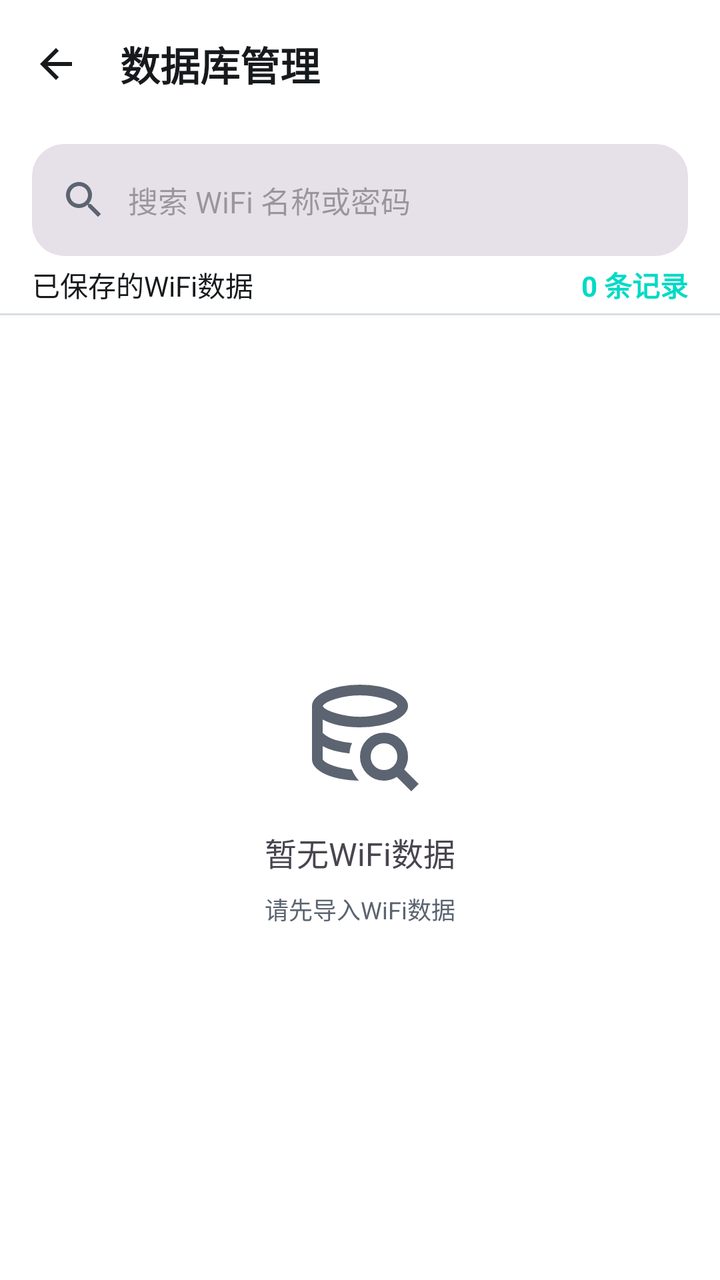
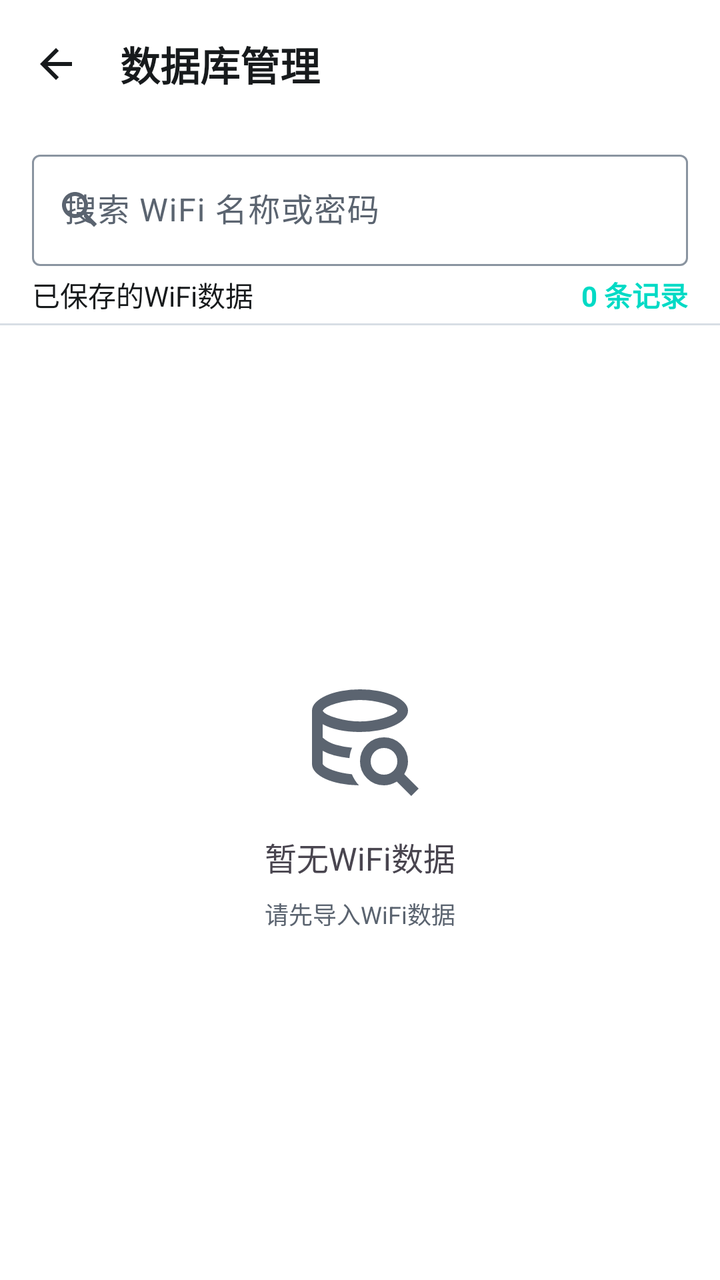

An Android layout rendered at two revisions. The XML below is the earlier revision; the diff shows what the commit changed to produce the second picture.
<!-- AndroidManifest.xml: application theme Theme.NetworkTool -->
<!-- res/layout/activity_wifi_database.xml -->
<?xml version="1.0" encoding="utf-8"?>
<LinearLayout xmlns:android="http://schemas.android.com/apk/res/android"
    xmlns:app="http://schemas.android.com/apk/res-auto"
    android:layout_width="match_parent"
    android:background="?attr/colorSurface"
    android:layout_height="match_parent"
    android:orientation="vertical"
    android:fitsSystemWindows="true">

    <com.google.android.material.appbar.MaterialToolbar
        android:id="@+id/toolbar"
        android:layout_width="match_parent"
        android:layout_height="?attr/actionBarSize"
        android:background="@android:color/transparent"
        android:elevation="0dp"
        app:title="数据库管理"
        app:titleTextColor="?attr/colorOnSurface"
        app:navigationIconTint="?attr/colorOnSurface"
        app:navigationIcon="@drawable/ic_arrow_back" />

    
    <com.google.android.material.card.MaterialCardView
        style="@style/Widget.NetworkTool.Card"
        android:layout_width="match_parent"
        android:layout_height="wrap_content"
        android:layout_marginStart="@dimen/page_margin"
        android:layout_marginTop="@dimen/space_2"
        android:layout_marginEnd="@dimen/page_margin"
        app:cardElevation="0dp">

        <LinearLayout
            android:layout_width="match_parent"
            android:layout_height="56dp"
            android:gravity="center_vertical"
            android:orientation="horizontal"
            android:paddingStart="12dp"
            android:paddingEnd="6dp">

            <ImageView
                android:layout_width="24dp"
                android:layout_height="24dp"
                android:layout_marginStart="2dp"
                android:contentDescription="@null"
                android:src="@drawable/ic_search"
                app:tint="?attr/colorOnSurfaceVariant" />

            <EditText
                android:id="@+id/searchEditText"
                android:layout_width="0dp"
                android:layout_height="match_parent"
                android:layout_marginStart="10dp"
                android:layout_marginEnd="6dp"
                android:layout_weight="1"
                android:background="@android:color/transparent"
                android:gravity="center_vertical"
                android:hint="搜索 WiFi 名称或密码"
                android:imeOptions="actionSearch"
                android:inputType="text"
                android:maxLines="1"
                android:paddingStart="0dp"
                android:paddingEnd="0dp"
                android:textSize="15sp" />

            <ImageButton
                android:id="@+id/clearSearchButton"
                android:layout_width="40dp"
                android:layout_height="40dp"
                android:layout_marginEnd="2dp"
                android:background="?attr/selectableItemBackgroundBorderless"
                android:src="@drawable/ic_close"
                android:visibility="gone"
                app:tint="?attr/colorOnSurfaceVariant" />

        </LinearLayout>

    </com.google.android.material.card.MaterialCardView>

    
    <LinearLayout
        android:layout_width="match_parent"
        android:layout_height="wrap_content"
        android:orientation="horizontal"
        android:paddingStart="@dimen/page_margin"
        android:paddingTop="@dimen/space_1"
        android:paddingEnd="@dimen/page_margin"
        android:paddingBottom="@dimen/space_1">

        <TextView
            android:layout_width="0dp"
            android:layout_height="wrap_content"
            android:layout_weight="1"
            android:text="已保存的WiFi数据"
            android:textColor="?attr/colorOnSurface"
            android:textSize="14sp" />

        <TextView
            android:id="@+id/countText"
            android:layout_width="wrap_content"
            android:layout_height="wrap_content"
            android:text="0 条记录"
            android:textColor="?attr/colorAccent"
            android:textSize="14sp"
            android:textStyle="bold" />

    </LinearLayout>

    
    <View
        android:layout_width="match_parent"
        android:layout_height="1dp"
        android:background="?attr/colorOutlineVariant" />

    
    <LinearLayout
        android:id="@+id/emptyView"
        android:layout_width="match_parent"
        android:layout_height="0dp"
        android:layout_weight="1"
        android:gravity="center"
        android:orientation="vertical"
        android:padding="32dp">

        <ImageView
            android:layout_width="64dp"
            android:layout_height="64dp"
            android:src="@drawable/ic_database"
            app:tint="?attr/colorOnSurfaceVariant" />

        <TextView
            android:layout_width="wrap_content"
            android:layout_height="wrap_content"
            android:layout_marginTop="16dp"
            android:text="暂无WiFi数据"
            android:textSize="16sp" />

        <TextView
            android:layout_width="wrap_content"
            android:layout_height="wrap_content"
            android:layout_marginTop="8dp"
            android:text="请先导入WiFi数据"
            android:textColor="?attr/colorOnSurfaceVariant"
            android:textSize="12sp" />

    </LinearLayout>

    
    <androidx.recyclerview.widget.RecyclerView
        android:id="@+id/recyclerView"
        android:layout_width="match_parent"
        android:layout_height="0dp"
        android:layout_weight="1"
        android:paddingStart="8dp"
        android:paddingEnd="8dp"
        android:paddingTop="3dp"
        android:paddingBottom="8dp"
        android:visibility="gone" />

</LinearLayout>
<!-- resources referenced by this layout -->
<resources>
  <dimen name="page_margin">16dp</dimen>
  <dimen name="space_1">4dp</dimen>
  <dimen name="space_2">8dp</dimen>
  <!-- drawable ic_arrow_back (drawable) -->
  <vector xmlns:android="http://schemas.android.com/apk/res/android"
      android:width="24dp"
      android:height="24dp"
      android:viewportWidth="24"
      android:viewportHeight="24"
      android:tint="?attr/colorOnSurface">
      <path
          android:fillColor="@android:color/white"
          android:pathData="M20,11H7.83l5.59,-5.59L12,4l-8,8 8,8 1.41,-1.41L7.83,13H20v-2z"/>
  </vector>
  <!-- drawable ic_close (drawable) -->
  <?xml version="1.0" encoding="utf-8"?>
  <vector xmlns:android="http://schemas.android.com/apk/res/android"
      android:width="24dp"
      android:height="24dp"
      android:viewportWidth="24"
      android:viewportHeight="24">
      <path
          android:fillColor="#000000"
          android:pathData="M19,6.41L17.59,5 12,10.59 6.41,5 5,6.41 10.59,12 5,17.59 6.41,19 12,13.41 17.59,19 19,17.59 13.41,12z" />
  </vector>
  <!-- drawable ic_search (drawable) -->
  <?xml version="1.0" encoding="utf-8"?>
  <vector xmlns:android="http://schemas.android.com/apk/res/android"
      android:width="24dp"
      android:height="24dp"
      android:viewportWidth="24"
      android:viewportHeight="24">
      <path
          android:fillColor="#000000"
          android:pathData="M15.5,14h-0.79l-0.28,-0.27C15.41,12.59 16,11.11 16,9.5 16,5.91 13.09,3 9.5,3S3,5.91 3,9.5 5.91,16 9.5,16c1.61,0 3.09,-0.59 4.23,-1.57l0.27,0.28v0.79l5,4.99L20.49,19l-4.99,-5zM9.5,14C7.01,14 5,11.99 5,9.5S7.01,5 9.5,5 14,7.01 14,9.5 11.99,14 9.5,14z" />
  </vector>
  <style name="Widget.NetworkTool.Card" parent="Widget.Material3.CardView.Filled">
          <item name="cardCornerRadius">@dimen/card_corner</item>
          <item name="cardElevation">0dp</item>
          <item name="strokeWidth">0dp</item>
      </style>
  <dimen name="card_corner">16dp</dimen>
  <color name="colorPrimary">#00DAC5</color>
  <color name="colorPrimaryDark">#00B5A1</color>
  <color name="colorAccent">#00DAC5</color>
  <color name="colorOnPrimary">#00201C</color>
  <color name="colorPrimaryContainer">#B8FFF7</color>
  <color name="colorOnPrimaryContainer">#00201C</color>
  <color name="colorBackground">#F6F8FA</color>
  <color name="colorSurface">#FFFFFF</color>
  <color name="colorOnSurface">#171A1C</color>
  <color name="colorOnBackground">#171A1C</color>
  <color name="colorSurfaceContainer">#EEF2F5</color>
  <color name="textSecondary">#5B6470</color>
  <color name="colorOutline">#8A94A0</color>
  <color name="colorOutlineVariant">#D8DEE5</color>
  <color name="textPrimary">#171A1C</color>
  <style name="Widget.NetworkTool.Toolbar" parent="Widget.Material3.Toolbar">
          <item name="android:background">@android:color/transparent</item>
          <item name="android:elevation">0dp</item>
          <item name="titleTextColor">?attr/colorOnSurface</item>
          <item name="titleTextAppearance">@style/TextAppearance.NetworkTool.ToolbarTitle</item>
          <item name="subtitleTextColor">?attr/colorOnSurfaceVariant</item>
          <item name="navigationIconTint">?attr/colorOnSurface</item>
      </style>
  <style name="Widget.NetworkTool.Button" parent="Widget.Material3.Button">
          <item name="android:elevation">0dp</item>
          <item name="android:stateListAnimator">@null</item>
      </style>
  <style name="TextAppearance.NetworkTool.ToolbarTitle" parent="TextAppearance.Material3.TitleLarge">
          <item name="android:textSize">20sp</item>
          <item name="android:textStyle">bold</item>
          <item name="android:textColor">?attr/colorOnSurface</item>
      </style>
  <!-- unchanged entries left out for length: 2 -->
</resources>

<!-- the commit's change to res/layout/activity_wifi_database.xml (unified diff, before → after) -->
@@ -19,61 +19,28 @@
         app:navigationIcon="@drawable/ic_arrow_back" />
 
     
-    <com.google.android.material.card.MaterialCardView
-        style="@style/Widget.NetworkTool.Card"
+    <com.google.android.material.textfield.TextInputLayout
+        android:id="@+id/searchLayout"
+        style="@style/Widget.Material3.TextInputLayout.OutlinedBox"
         android:layout_width="match_parent"
         android:layout_height="wrap_content"
         android:layout_marginStart="@dimen/page_margin"
         android:layout_marginTop="@dimen/space_2"
         android:layout_marginEnd="@dimen/page_margin"
-        app:cardElevation="0dp">
+        android:hint="搜索 WiFi 名称或密码"
+        app:endIconMode="clear_text"
+        app:startIconDrawable="@drawable/ic_search">
 
-        <LinearLayout
+        <com.google.android.material.textfield.TextInputEditText
+            android:id="@+id/searchEditText"
             android:layout_width="match_parent"
-            android:layout_height="56dp"
-            android:gravity="center_vertical"
-            android:orientation="horizontal"
-            android:paddingStart="12dp"
-            android:paddingEnd="6dp">
+            android:layout_height="wrap_content"
+            android:imeOptions="actionSearch"
+            android:inputType="text"
+            android:maxLines="1"
+            android:singleLine="true" />
 
-            <ImageView
-                android:layout_width="24dp"
-                android:layout_height="24dp"
-                android:layout_marginStart="2dp"
-                android:contentDescription="@null"
-                android:src="@drawable/ic_search"
-                app:tint="?attr/colorOnSurfaceVariant" />
-
-            <EditText
-                android:id="@+id/searchEditText"
-                android:layout_width="0dp"
-                android:layout_height="match_parent"
-                android:layout_marginStart="10dp"
-                android:layout_marginEnd="6dp"
-                android:layout_weight="1"
-                android:background="@android:color/transparent"
-                android:gravity="center_vertical"
-                android:hint="搜索 WiFi 名称或密码"
-                android:imeOptions="actionSearch"
-                android:inputType="text"
-                android:maxLines="1"
-                android:paddingStart="0dp"
-                android:paddingEnd="0dp"
-                android:textSize="15sp" />
-
-            <ImageButton
-                android:id="@+id/clearSearchButton"
-                android:layout_width="40dp"
-                android:layout_height="40dp"
-                android:layout_marginEnd="2dp"
-                android:background="?attr/selectableItemBackgroundBorderless"
-                android:src="@drawable/ic_close"
-                android:visibility="gone"
-                app:tint="?attr/colorOnSurfaceVariant" />
-
-        </LinearLayout>
-
-    </com.google.android.material.card.MaterialCardView>
+    </com.google.android.material.textfield.TextInputLayout>
 
     
     <LinearLayout
<!-- resource entries referenced after the edit -->
@@ -14,17 +14,6 @@
           android:fillColor="@android:color/white"
           android:pathData="M20,11H7.83l5.59,-5.59L12,4l-8,8 8,8 1.41,-1.41L7.83,13H20v-2z"/>
   </vector>
-  <!-- drawable ic_close (drawable) -->
-  <?xml version="1.0" encoding="utf-8"?>
-  <vector xmlns:android="http://schemas.android.com/apk/res/android"
-      android:width="24dp"
-      android:height="24dp"
-      android:viewportWidth="24"
-      android:viewportHeight="24">
-      <path
-          android:fillColor="#000000"
-          android:pathData="M19,6.41L17.59,5 12,10.59 6.41,5 5,6.41 10.59,12 5,17.59 6.41,19 12,13.41 17.59,19 19,17.59 13.41,12z" />
-  </vector>
   <!-- drawable ic_search (drawable) -->
   <?xml version="1.0" encoding="utf-8"?>
   <vector xmlns:android="http://schemas.android.com/apk/res/android"
@@ -36,12 +25,6 @@
           android:fillColor="#000000"
           android:pathData="M15.5,14h-0.79l-0.28,-0.27C15.41,12.59 16,11.11 16,9.5 16,5.91 13.09,3 9.5,3S3,5.91 3,9.5 5.91,16 9.5,16c1.61,0 3.09,-0.59 4.23,-1.57l0.27,0.28v0.79l5,4.99L20.49,19l-4.99,-5zM9.5,14C7.01,14 5,11.99 5,9.5S7.01,5 9.5,5 14,7.01 14,9.5 11.99,14 9.5,14z" />
   </vector>
-  <style name="Widget.NetworkTool.Card" parent="Widget.Material3.CardView.Filled">
-          <item name="cardCornerRadius">@dimen/card_corner</item>
-          <item name="cardElevation">0dp</item>
-          <item name="strokeWidth">0dp</item>
-      </style>
-  <dimen name="card_corner">16dp</dimen>
   <color name="colorPrimary">#00DAC5</color>
   <color name="colorPrimaryDark">#00B5A1</color>
   <color name="colorAccent">#00DAC5</color>
